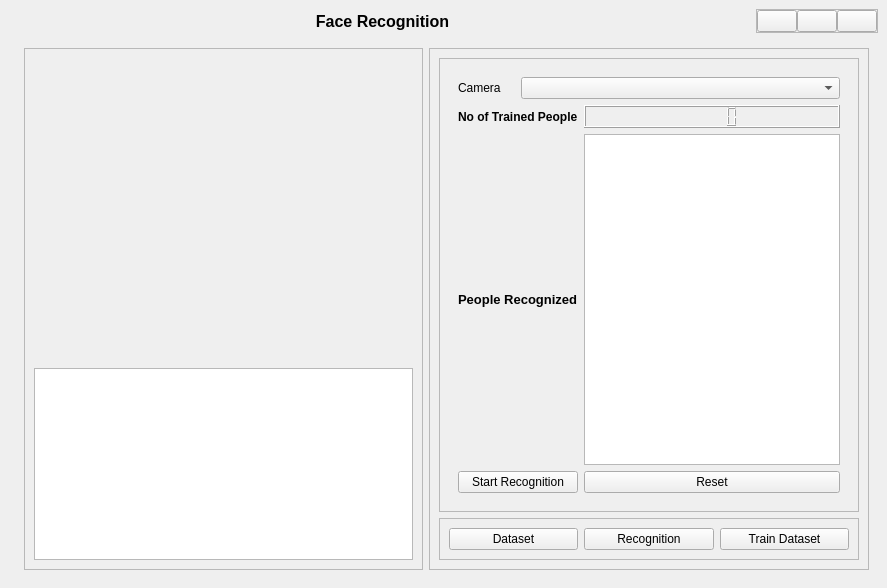
Before: the Qt Designer form GUI/Assets/interface.ui in BigAddict/FacialRecognition, drawn with Qt 5.
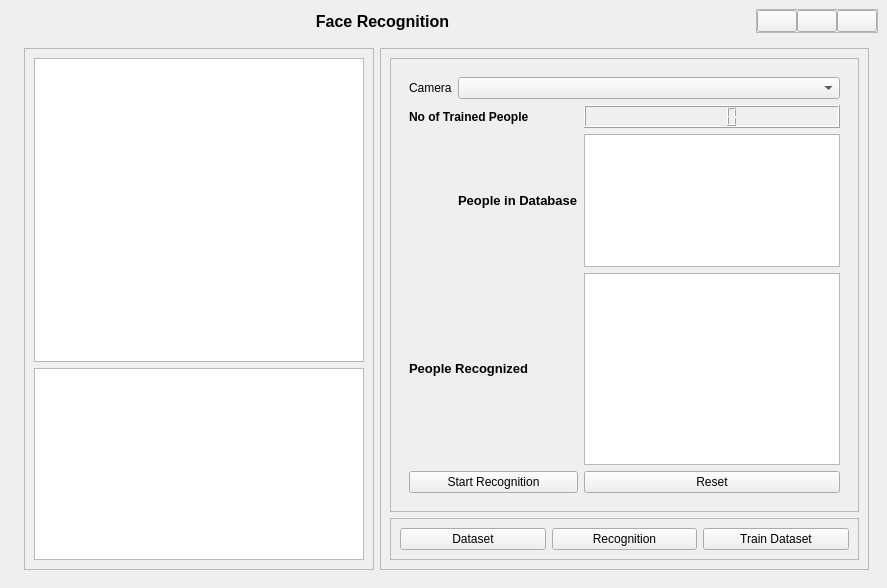
After: the same form once the commit is applied. The open tabs and pages were chosen to show the change. Icons and pictures are not drawn. Custom widgets are drawn as their Qt base class.

```diff
--- a/GUI/Assets/interface.ui
+++ b/GUI/Assets/interface.ui
@@ -13,6 +13,9 @@
   <property name="windowTitle">
    <string>MainWindow</string>
   </property>
+  <property name="styleSheet">
+   <string notr="true"/>
+  </property>
   <widget class="QWidget" name="centralwidget">
    <layout class="QGridLayout" name="gridLayout">
     <item row="0" column="0" colspan="2" alignment="Qt::AlignTop">
@@ -155,22 +158,12 @@
           <enum>QFrame::Raised</enum>
          </property>
          <layout class="QGridLayout" name="gridLayout_3">
-          <item row="0" column="0">
-           <widget class="QLabel" name="cameraOutput">
-            <property name="sizePolicy">
-             <sizepolicy hsizetype="Preferred" vsizetype="Expanding">
-              <horstretch>0</horstretch>
-              <verstretch>0</verstretch>
-             </sizepolicy>
-            </property>
-            <property name="text">
-             <string/>
-            </property>
-           </widget>
-          </item>
           <item row="1" column="0" alignment="Qt::AlignBottom">
            <widget class="QPlainTextEdit" name="textOutput"/>
           </item>
+          <item row="0" column="0">
+           <widget class="QGraphicsView" name="cameraOutput"/>
+          </item>
          </layout>
         </widget>
        </item>
@@ -335,6 +328,53 @@
                </widget>
                <widget class="QWidget" name="recognitionSettings">
                 <layout class="QGridLayout" name="gridLayout_4">
+                 <item row="5" column="2">
+                  <widget class="QPushButton" name="resetBtn">
+                   <property name="text">
+                    <string>Reset</string>
+                   </property>
+                  </widget>
+                 </item>
+                 <item row="4" column="0" colspan="2">
+                  <widget class="QLabel" name="label_7">
+                   <property name="sizePolicy">
+                    <sizepolicy hsizetype="Preferred" vsizetype="Fixed">
+                     <horstretch>0</horstretch>
+                     <verstretch>0</verstretch>
+                    </sizepolicy>
+                   </property>
+                   <property name="font">
+                    <font>
+                     <pointsize>10</pointsize>
+                     <weight>75</weight>
+                     <bold>true</bold>
+                    </font>
+                   </property>
+                   <property name="text">
+                    <string>People Recognized</string>
+                   </property>
+                  </widget>
+                 </item>
+                 <item row="1" column="2">
+                  <widget class="QLCDNumber" name="noOfTrainedPeopleDisplay2">
+                   <property name="sizePolicy">
+                    <sizepolicy hsizetype="Minimum" vsizetype="Fixed">
+                     <horstretch>0</horstretch>
+                     <verstretch>0</verstretch>
+                    </sizepolicy>
+                   </property>
+                  </widget>
+                 </item>
+                 <item row="4" column="2">
+                  <widget class="QTextEdit" name="recognizedNames">
+                   <property name="sizePolicy">
+                    <sizepolicy hsizetype="Expanding" vsizetype="Fixed">
+                     <horstretch>0</horstretch>
+                     <verstretch>0</verstretch>
+                    </sizepolicy>
+                   </property>
+                  </widget>
+                 </item>
                  <item row="0" column="0">
                   <widget class="QLabel" name="label">
                    <property name="text">
@@ -345,6 +385,13 @@
                  <item row="0" column="1" colspan="2">
                   <widget class="QComboBox" name="cameraSelectRec"/>
                  </item>
+                 <item row="5" column="0" colspan="2">
+                  <widget class="QPushButton" name="startRecognitionBtn">
+                   <property name="text">
+                    <string>Start Recognition</string>
+                   </property>
+                  </widget>
+                 </item>
                  <item row="1" column="0" colspan="2">
                   <widget class="QLabel" name="label_6">
                    <property name="font">
@@ -361,37 +408,23 @@
                    </property>
                   </widget>
                  </item>
-                 <item row="1" column="2">
-                  <widget class="QLCDNumber" name="noOfTrainedPeopleDisplay2"/>
-                 </item>
-                 <item row="2" column="0" colspan="2">
-                  <widget class="QLabel" name="label_7">
-                   <property name="font">
-                    <font>
-                     <pointsize>10</pointsize>
-                     <weight>75</weight>
-                     <bold>true</bold>
-                    </font>
-                   </property>
-                   <property name="text">
-                    <string>People Recognized</string>
-                   </property>
-                  </widget>
-                 </item>
                  <item row="2" column="2">
-                  <widget class="QTextEdit" name="recognizedNames"/>
+                  <widget class="QTableView" name="tableView"/>
                  </item>
-                 <item row="3" column="0" colspan="2">
-                  <widget class="QPushButton" name="startRecognitionBtn">
-                   <property name="text">
-                    <string>Start Recognition</string>
+                 <item row="2" column="1">
+                  <widget class="QLabel" name="label_8">
+                   <property name="font">
+                    <font>
+                     <pointsize>10</pointsize>
+                     <weight>75</weight>
+                     <bold>true</bold>
+                    </font>
                    </property>
-                  </widget>
-                 </item>
-                 <item row="3" column="2">
-                  <widget class="QPushButton" name="resetBtn">
                    <property name="text">
-                    <string>Reset</string>
+                    <string>People in Database</string>
+                   </property>
+                   <property name="wordWrap">
+                    <bool>true</bool>
                    </property>
                   </widget>
                  </item>
```
Left out of the diff: 50 changed lines with no effect on the pictures.
